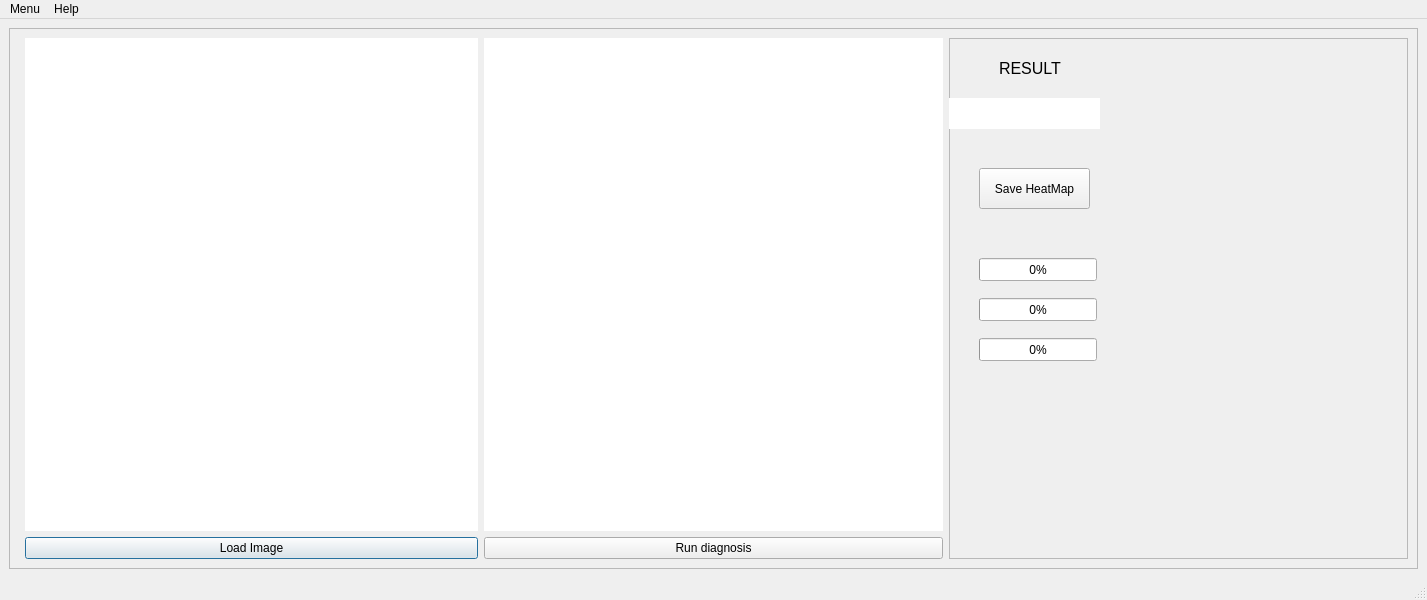
First picture: the form in scr/views/gui_designer.ui, repository DavidNavarroSaiz/CovidRX_Interface, before the edit.
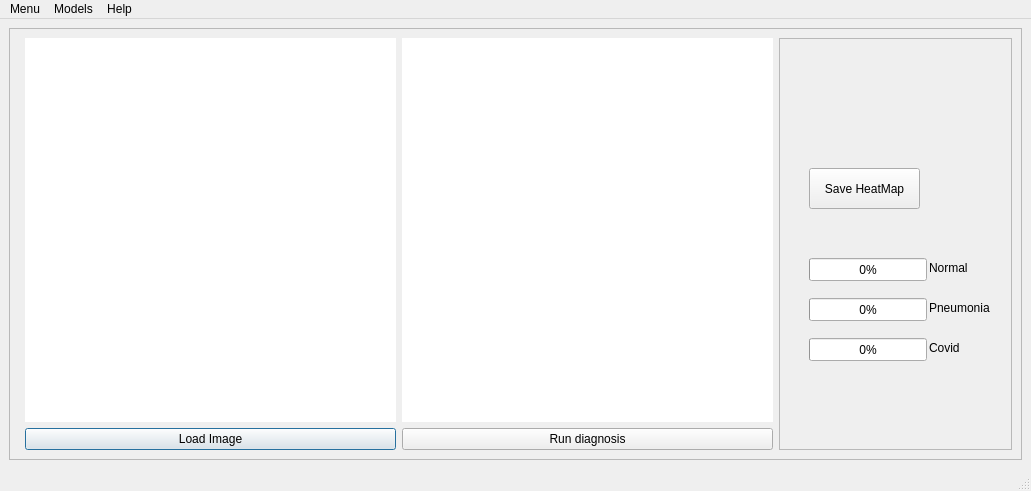
Second picture: the form after the edit.

```diff
--- a/scr/views/gui_designer.ui
+++ b/scr/views/gui_designer.ui
@@ -6,8 +6,8 @@
    <rect>
     <x>0</x>
     <y>0</y>
-    <width>1427</width>
-    <height>600</height>
+    <width>1031</width>
+    <height>491</height>
    </rect>
   </property>
   <property name="windowTitle">
@@ -111,40 +111,6 @@
            <string>Save HeatMap</string>
           </property>
          </widget>
-         <widget class="QLabel" name="label_3">
-          <property name="geometry">
-           <rect>
-            <x>50</x>
-            <y>20</y>
-            <width>71</width>
-            <height>20</height>
-           </rect>
-          </property>
-          <property name="font">
-           <font>
-            <pointsize>12</pointsize>
-           </font>
-          </property>
-          <property name="text">
-           <string>RESULT</string>
-          </property>
-         </widget>
-         <widget class="QLabel" name="label">
-          <property name="geometry">
-           <rect>
-            <x>0</x>
-            <y>60</y>
-            <width>151</width>
-            <height>31</height>
-           </rect>
-          </property>
-          <property name="styleSheet">
-           <string notr="true">background-color: rgb(255, 255, 255);</string>
-          </property>
-          <property name="text">
-           <string/>
-          </property>
-         </widget>
          <widget class="QProgressBar" name="progressBar">
           <property name="geometry">
            <rect>
@@ -197,6 +163,58 @@
            <string/>
           </property>
          </widget>
+         <widget class="QLabel" name="label_2">
+          <property name="geometry">
+           <rect>
+            <x>150</x>
+            <y>220</y>
+            <width>47</width>
+            <height>20</height>
+           </rect>
+          </property>
+          <property name="text">
+           <string>Normal</string>
+          </property>
+         </widget>
+         <widget class="QLabel" name="label_6">
+          <property name="geometry">
+           <rect>
+            <x>150</x>
+            <y>260</y>
+            <width>61</width>
+            <height>20</height>
+           </rect>
+          </property>
+          <property name="text">
+           <string>Pneumonia</string>
+          </property>
+         </widget>
+         <widget class="QLabel" name="label_7">
+          <property name="geometry">
+           <rect>
+            <x>150</x>
+            <y>300</y>
+            <width>47</width>
+            <height>20</height>
+           </rect>
+          </property>
+          <property name="text">
+           <string>Covid</string>
+          </property>
+         </widget>
+         <widget class="QLabel" name="FinalPrediction">
+          <property name="geometry">
+           <rect>
+            <x>30</x>
+            <y>370</y>
+            <width>153</width>
+            <height>40</height>
+           </rect>
+          </property>
+          <property name="text">
+           <string/>
+          </property>
+         </widget>
         </widget>
        </item>
       </layout>
@@ -235,7 +253,7 @@
     <rect>
      <x>0</x>
      <y>0</y>
-     <width>1427</width>
+     <width>1031</width>
      <height>21</height>
     </rect>
    </property>
@@ -247,12 +265,26 @@
    </widget>
    <widget class="QMenu" name="menuHelp">
     <property name="title">
+     <string>Models</string>
+    </property>
+    <addaction name="actionVgg19"/>
+    <addaction name="actionDenseNet"/>
+    <addaction name="actionMobileNet"/>
+    <addaction name="actionAlexNet"/>
+    <addaction name="actionEfficientNet"/>
+    <addaction name="actionInceptionV3"/>
+    <addaction name="actionResNet_2"/>
+    <addaction name="actionRexNet"/>
+   </widget>
+   <widget class="QMenu" name="menuHelp_2">
+    <property name="title">
      <string>Help</string>
     </property>
     <addaction name="actionAbout"/>
    </widget>
    <addaction name="menuMen"/>
    <addaction name="menuHelp"/>
+   <addaction name="menuHelp_2"/>
   </widget>
   <widget class="QStatusBar" name="statusbar"/>
   <action name="actionExit">
```
Left out of the diff: 76 changed lines with no effect on the pictures.
